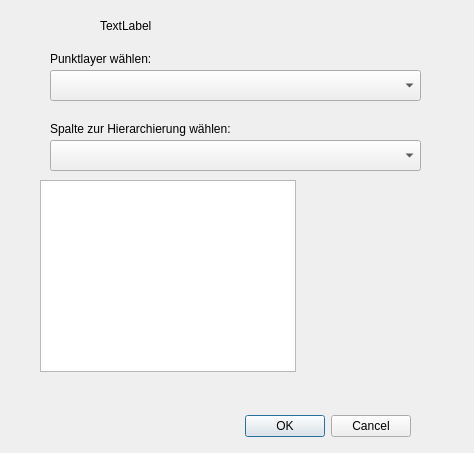
Old version of the form heatpointextracter/heatPointExtracter_dialog_base.ui in the repository beneke090/heatpointextracter.
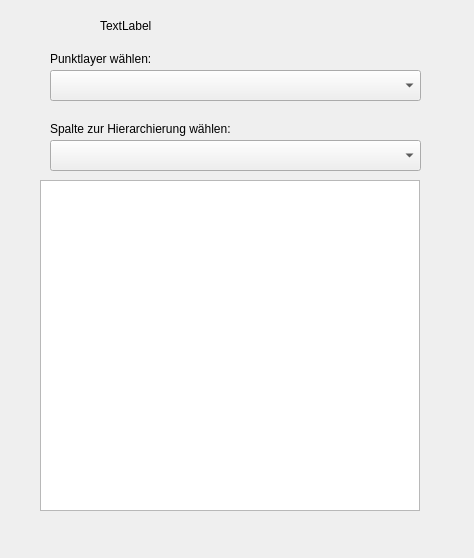
New version of the form.

What changed in the file:
```diff
--- a/heatpointextracter/heatPointExtracter_dialog_base.ui
+++ b/heatpointextracter/heatPointExtracter_dialog_base.ui
@@ -7,28 +7,12 @@
     <x>0</x>
     <y>0</y>
     <width>474</width>
-    <height>453</height>
+    <height>558</height>
    </rect>
   </property>
   <property name="windowTitle">
    <string>Heatpoint</string>
   </property>
-  <widget class="QDialogButtonBox" name="button_box">
-   <property name="geometry">
-    <rect>
-     <x>70</x>
-     <y>410</y>
-     <width>341</width>
-     <height>32</height>
-    </rect>
-   </property>
-   <property name="orientation">
-    <enum>Qt::Horizontal</enum>
-   </property>
-   <property name="standardButtons">
-    <set>QDialogButtonBox::Cancel|QDialogButtonBox::Ok</set>
-   </property>
-  </widget>
   <widget class="QComboBox" name="pnktlyr_cb">
    <property name="geometry">
     <rect>
@@ -80,8 +64,8 @@
     <rect>
      <x>40</x>
      <y>180</y>
-     <width>256</width>
-     <height>192</height>
+     <width>380</width>
+     <height>331</height>
     </rect>
    </property>
   </widget>
```
Left out of the diff: 35 changed lines with no effect on the pictures.
